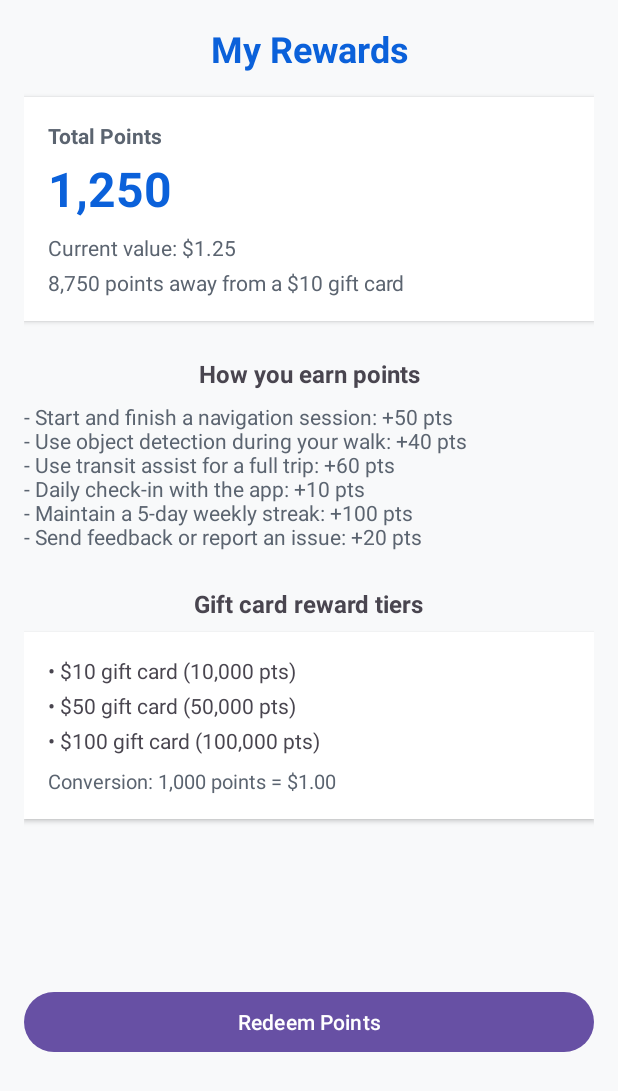
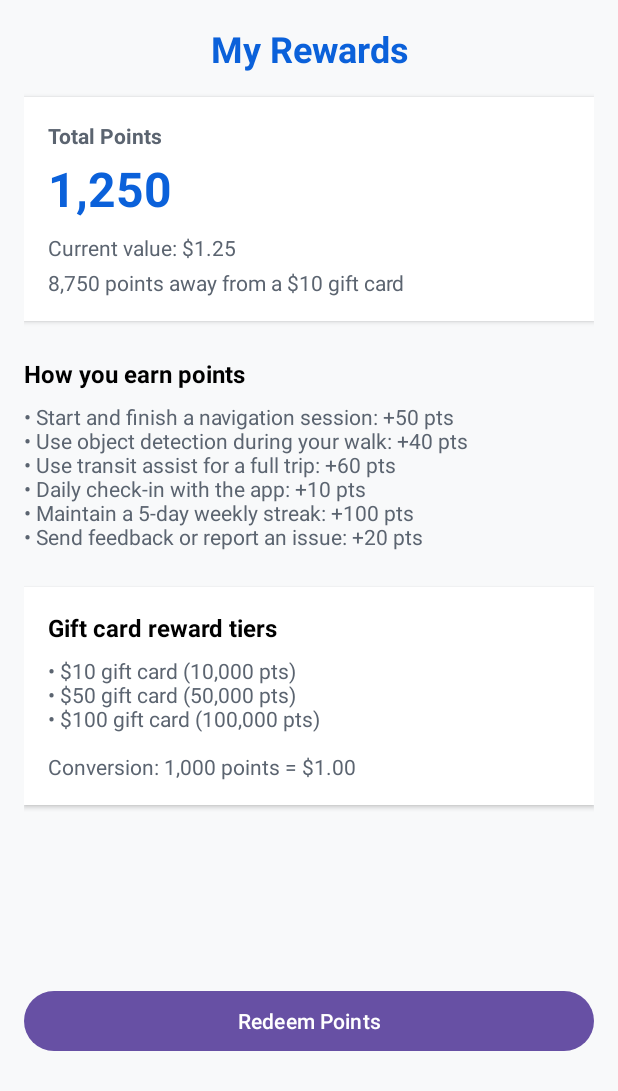
Before and after one commit to Project-NewSight/CIS4398-Project-NewSight-Frontend, an Android app: the RewardsActivity screen opened directly, with no data from a screen before it, on a phone screen of 412 x 824 dp. Shown: the top 1091 px of the screen. Run offline under Robolectric (Android 15) with nearby library versions, the phone set to English and light mode, and no system bars.

Commit message:
Resolved merge conflict for rewards layout (activity_rewards.xml)

```diff
--- a/app/src/main/res/layout/activity_rewards.xml
+++ b/app/src/main/res/layout/activity_rewards.xml
@@ -16,10 +16,10 @@
         android:textSize="24sp"
         android:textStyle="bold"
         android:textColor="@color/primary"
-        android:gravity="center"
         app:layout_constraintTop_toTopOf="parent"
         app:layout_constraintStart_toStartOf="parent"
-        app:layout_constraintEnd_toEndOf="parent" />
+        app:layout_constraintEnd_toEndOf="parent"
+        android:gravity="center" />
 
     <!-- Summary card -->
     <LinearLayout
@@ -27,14 +27,15 @@
         android:layout_width="0dp"
         android:layout_height="wrap_content"
         android:orientation="vertical"
+        android:padding="16dp"
         android:background="@android:color/white"
-        android:padding="16dp"
         android:elevation="2dp"
         android:layout_marginTop="16dp"
         app:layout_constraintTop_toBottomOf="@id/textRewardsTitle"
         app:layout_constraintStart_toStartOf="parent"
         app:layout_constraintEnd_toEndOf="parent">
 
+        <!-- Header -->
         <TextView
             android:id="@+id/textSummaryHeader"
             android:layout_width="wrap_content"
@@ -44,16 +45,18 @@
             android:textSize="14sp"
             android:textColor="@color/muted_foreground" />
 
+        <!-- Total points -->
         <TextView
             android:id="@+id/textTotalPoints"
             android:layout_width="wrap_content"
             android:layout_height="wrap_content"
             android:text="1,250"
+            android:textSize="32sp"
             android:textStyle="bold"
-            android:textSize="32sp"
             android:layout_marginTop="4dp"
             android:textColor="@color/primary" />
 
+        <!-- Current dollar value -->
         <TextView
             android:id="@+id/textCurrentValue"
             android:layout_width="wrap_content"
@@ -63,6 +66,7 @@
             android:layout_marginTop="8dp"
             android:textColor="@color/muted_foreground" />
 
+        <!-- Points away from next reward -->
         <TextView
             android:id="@+id/textAwayFromNext"
             android:layout_width="wrap_content"
@@ -73,32 +77,50 @@
             android:textColor="@color/muted_foreground" />
     </LinearLayout>
 
-    <!-- How you earn points -->
+    <!-- How you earn points section -->
+    <LinearLayout
+        android:id="@+id/layoutHowYouEarn"
+        android:layout_width="0dp"
+        android:layout_height="wrap_content"
+        android:orientation="vertical"
+        android:layout_marginTop="24dp"
+        app:layout_constraintTop_toBottomOf="@id/layoutSummaryCard"
+        app:layout_constraintStart_toStartOf="parent"
+        app:layout_constraintEnd_toEndOf="parent">
+
         <TextView
-        android:id="@+id/textHowEarnHeader"
+            android:id="@+id/textHowYouEarnHeader"
             android:layout_width="wrap_content"
             android:layout_height="wrap_content"
             android:text="How you earn points"
             android:textStyle="bold"
             android:textSize="16sp"
-        android:layout_marginTop="24dp"
-        app:layout_constraintTop_toBottomOf="@id/layoutSummaryCard"
-        app:layout_constraintStart_toStartOf="parent"
-        app:layout_constraintEnd_toEndOf="parent" />
+            android:textColor="@android:color/black" />
 
         <TextView
-        android:id="@+id/textHowEarnList"
+            android:id="@+id/textHowYouEarnBody"
+            android:layout_width="wrap_content"
+            android:layout_height="wrap_content"
+            android:layout_marginTop="8dp"
+            android:textSize="14sp"
+            android:textColor="@color/muted_foreground"
+            android:text="• Start and finish a navigation session: +50 pts\n• Use object detection during your walk: +40 pts\n• Use transit assist for a full trip: +60 pts\n• Daily check-in with the app: +10 pts\n• Maintain a 5-day weekly streak: +100 pts\n• Send feedback or report an issue: +20 pts" />
+    </LinearLayout>
+
+    <!-- Gift card tiers -->
+    <LinearLayout
+        android:id="@+id/layoutGiftCardTiers"
         android:layout_width="0dp"
         android:layout_height="wrap_content"
-        android:layout_marginTop="8dp"
-        android:text="- Start and finish a navigation session: +50 pts\n- Use object detection during your walk: +40 pts\n- Use transit assist for a full trip: +60 pts\n- Daily check-in with the app: +10 pts\n- Maintain a 5-day weekly streak: +100 pts\n- Send feedback or report an issue: +20 pts"
-        android:textSize="14sp"
-        android:textColor="@color/muted_foreground"
-        app:layout_constraintTop_toBottomOf="@id/textHowEarnHeader"
+        android:orientation="vertical"
+        android:padding="16dp"
+        android:background="@android:color/white"
+        android:elevation="2dp"
+        android:layout_marginTop="24dp"
+        app:layout_constraintTop_toBottomOf="@id/layoutHowYouEarn"
         app:layout_constraintStart_toStartOf="parent"
-        app:layout_constraintEnd_toEndOf="parent" />
+        app:layout_constraintEnd_toEndOf="parent">
 
-    <!-- Gift card tiers -->
         <TextView
             android:id="@+id/textGiftCardHeader"
             android:layout_width="wrap_content"
@@ -106,55 +128,16 @@
             android:text="Gift card reward tiers"
             android:textStyle="bold"
             android:textSize="16sp"
-        android:layout_marginTop="24dp"
-        app:layout_constraintTop_toBottomOf="@id/textHowEarnList"
-        app:layout_constraintStart_toStartOf="parent"
-        app:layout_constraintEnd_toEndOf="parent" />
-
-    <LinearLayout
-        android:id="@+id/layoutGiftCardCard"
-        android:layout_width="0dp"
-        android:layout_height="wrap_content"
-        android:orientation="vertical"
-        android:background="@android:color/white"
-        android:padding="16dp"
-        android:elevation="2dp"
-        android:layout_marginTop="8dp"
-        app:layout_constraintTop_toBottomOf="@id/textGiftCardHeader"
-        app:layout_constraintStart_toStartOf="parent"
-        app:layout_constraintEnd_toEndOf="parent">
+            android:textColor="@android:color/black" />
 
         <TextView
-            android:id="@+id/textTier10"
-            android:layout_width="wrap_content"
-            android:layout_height="wrap_content"
-            android:text="• $10 gift card (10,000 pts)"
-            android:textSize="14sp" />
-
-        <TextView
-            android:id="@+id/textTier50"
-            android:layout_width="wrap_content"
-            android:layout_height="wrap_content"
-            android:layout_marginTop="4dp"
-            android:text="• $50 gift card (50,000 pts)"
-            android:textSize="14sp" />
-
-        <TextView
-            android:id="@+id/textTier100"
-            android:layout_width="wrap_content"
-            android:layout_height="wrap_content"
-            android:layout_marginTop="4dp"
-            android:text="• $100 gift card (100,000 pts)"
-            android:textSize="14sp" />
-
-        <TextView
-            android:id="@+id/textConversionNote"
+            android:id="@+id/textGiftCardBody"
             android:layout_width="wrap_content"
             android:layout_height="wrap_content"
             android:layout_marginTop="8dp"
-            android:text="Conversion: 1,000 points = $1.00"
-            android:textSize="13sp"
-            android:textColor="@color/muted_foreground" />
+            android:textSize="14sp"
+            android:textColor="@color/muted_foreground"
+            android:text="• $10 gift card (10,000 pts)\n• $50 gift card (50,000 pts)\n• $100 gift card (100,000 pts)\n\nConversion: 1,000 points = $1.00" />
     </LinearLayout>
 
     <!-- Redeem button -->
@@ -163,9 +146,10 @@
         android:layout_width="0dp"
         android:layout_height="wrap_content"
         android:text="Redeem Points"
-        android:layout_marginTop="24dp"
+        android:textAllCaps="false"
+        android:layout_marginTop="32dp"
         android:layout_marginBottom="16dp"
-        app:layout_constraintTop_toBottomOf="@id/layoutGiftCardCard"
+        app:layout_constraintTop_toBottomOf="@id/layoutGiftCardTiers"
         app:layout_constraintStart_toStartOf="parent"
         app:layout_constraintEnd_toEndOf="parent"
         app:layout_constraintBottom_toBottomOf="parent" />
```
Lines whose indentation alone changed are shown as unchanged.
